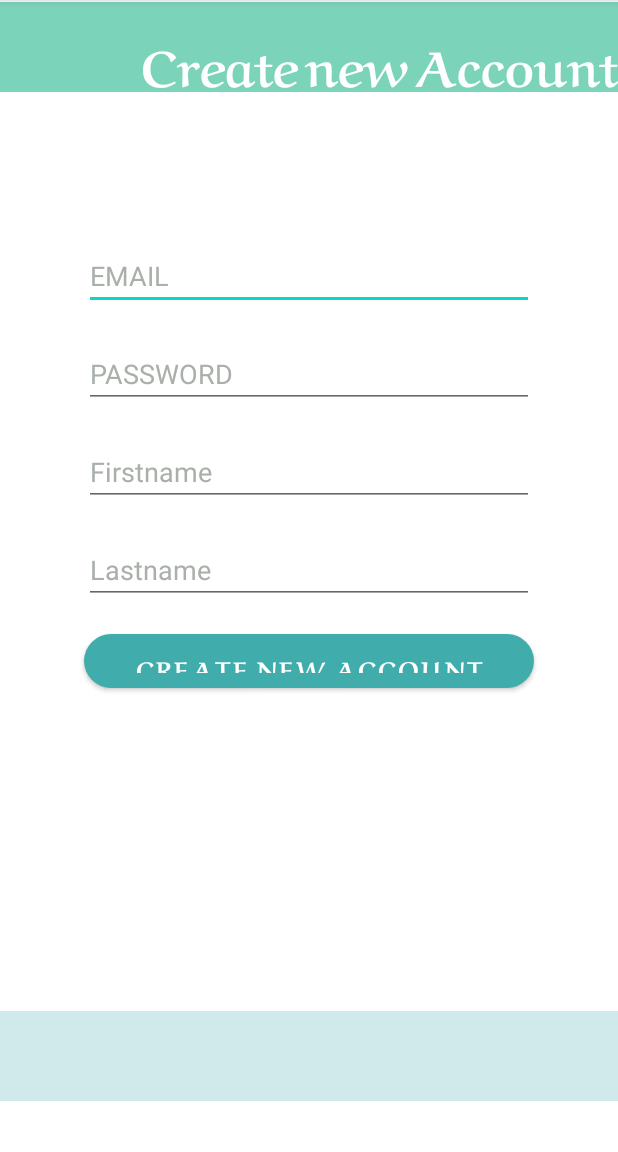
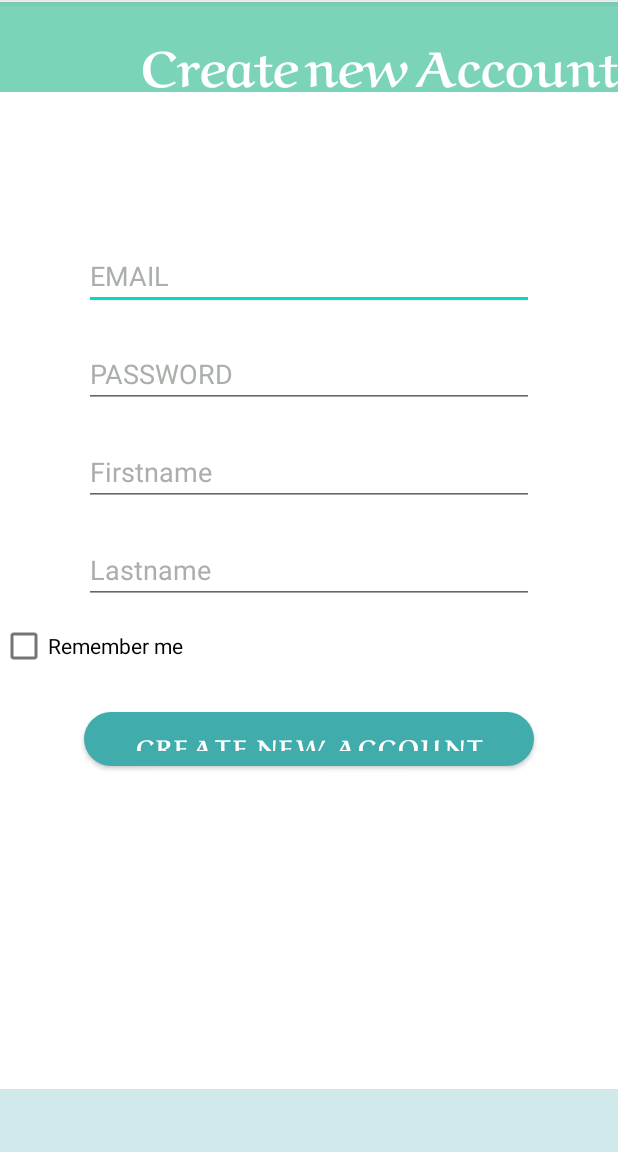
Before and after one commit to LubaEremenko/sharedPref_createAccount, an Android app: the CreateAccaunt screen opened directly, with no data from a screen before it, after a tap on "CREATE NEW ACCOUNT", on a phone screen of 412 x 824 dp, the part 84-1236 px from its top. Run offline under Robolectric (Android 15) with nearby library versions, the phone set to English and light mode, and no system bars.

```diff
--- a/app/src/main/java/com/eremenko/splashscreen3/CreateAccaunt.kt
+++ b/app/src/main/java/com/eremenko/splashscreen3/CreateAccaunt.kt
@@ -1,35 +1,102 @@
 package com.eremenko.splashscreen3
 
+import android.content.Context
+import android.content.Intent
+import android.content.SharedPreferences
 import android.os.Bundle
 import android.util.Log
+import android.view.Gravity
+import android.view.View
+import android.widget.ShareActionProvider
+import android.widget.Toast
 import androidx.appcompat.app.AppCompatActivity
 
 import kotlinx.android.synthetic.main.activity_create__accaunt.*
 
 
 class CreateAccaunt : AppCompatActivity() {
+
+    //lateinit var sharedPreferences: SharedPreferences
+
+    // var isRemembered = false
+
     override fun onCreate(savedInstanceState: Bundle?) {
         super.onCreate(savedInstanceState)
         setContentView(R.layout.activity_create__accaunt)
 
+        println("dlf")
 
-        this.id_btnCreateNewAccount.setOnClickListener{
-            val email = id_email.text.toString()
-            val pswd = id_password.text.toString()
-            val firstName = id_firstname.text.toString()
-            val lastName = id_lastname.text.toString()
+        id_btnCreateNewAccount.setOnClickListener {
+            println("dlf")
+            Log.d("CreateAccaunt", "Password is:")
 
-            print("Email is:  + email")
+
+
+
+/*
+
+            val intent = Intent(this, StationDetail::class.java)
+        startActivity(intent)
+*/
+
+
+        /*sharedPreferences = getSharedPreferences("SHARED_PREFS", Context.MODE_PRIVATE)
+
+           isRemembered = sharedPreferences.getBoolean("CHECKBOX", false)
+
+           if (isRemembered) {
+
+               val intent = Intent(this, StationDetail::class.java)
+               startActivity(intent)
+               finish()
+           }*/
+
+
+       // loadData()
+
+
+
+
+           // saveData()
+
+
+            /*val email: String =  id_email.text.toString()
+            val pswd: String = id_password.text.toString()
+            val firstName: String = id_firstname.text.toString()
+            val lastName: String  = id_lastname.text.toString()
+
+            val checkBox: Boolean = checkBox.isChecked
+
+            val editor: SharedPreferences.Editor = sharedPreferences.edit()
+            editor.putString("EMAIL", email)
+            editor.putString("PASSWORD", pswd)
+            editor.putString("FIRST_NAME", firstName)
+            editor.putString("LAST_NAME", lastName)
+            editor.putBoolean("CHECKBOX", checkBox)
+            editor.apply()
+
+            Toast.makeText(this, "Information saved!!!", Toast.LENGTH_LONG).show()
+
+            val intent = Intent(this, StationDetail::class.java)
+            startActivity(intent)
+            finish()*/
+
+
+            /* print("Email is:  + email")*/
 
             //did not show in logcat. WHy?
-            Log.d("CreateAccaunt", "Email is: " + email)
+            /*   Log.d("CreateAccaunt", "Email is: " + email)
             Log.d("CreateAccaunt", "Password is: $pswd")
             Log.d("CreateAccaunt", "First name is: " + firstName)
-            Log.d("CreateAccaunt", "Last name is: " + lastName)
+            Log.d("CreateAccaunt", "Last name is: " + lastName)*/
+
+           //onSave()
 
 
 
         }
+
+
 
         val actionBar = supportActionBar
         if (actionBar != null) {
@@ -42,4 +109,63 @@ class CreateAccaunt : AppCompatActivity() {
 
 
     }
-}
+
+   /* private fun saveData() {
+        val email: String = id_email.text.toString()
+        val pswd: String = id_password.text.toString()
+        val firstName: String = id_firstname.text.toString()
+        val lastName: String = id_lastname.text.toString()
+
+        val sharedPreferences: SharedPreferences = getSharedPreferences("sharedPrefs", Context.MODE_PRIVATE)
+        val editor: SharedPreferences.Editor = sharedPreferences.edit()
+        editor.apply {
+            putString("STRING_KEY", email)
+            putString("STRING_KEY", pswd)
+            putString("STRING_KEY", firstName)
+            putString("STRING_KEY", lastName)
+
+            putBoolean("BOOLEAN_KEY", checkBox.isChecked)
+
+
+        }.apply()
+
+        //made toast
+        val toast = Toast.makeText(this, "Saved successfully", Toast.LENGTH_LONG)
+        toast.setGravity(Gravity.TOP, 0, 140)
+        toast.show()
+
+    }
+
+
+    private fun loadData() {
+        val sharedPreferences: SharedPreferences = getSharedPreferences("sharedPrefs", Context.MODE_PRIVATE)
+        val savedString: String? = sharedPreferences.getString("STRING_KEY", null)
+        val savedBoolean: Boolean = sharedPreferences.getBoolean("BOOLEAN_KEY", false)
+
+        checkBox.isChecked = savedBoolean*/
+
+
+ /*fun onSave() {
+  //create  shared pref file
+  val pref = getPreferences(Context.MODE_PRIVATE)
+  val editor = pref.edit()
+
+  //save email
+  editor.putString("EMAIL" , id_email.text.toString())
+  //save pswd
+  editor.putString("PASSWORD" , id_password.text.toString())
+  //save first name
+  editor.putString("FIRST NAME" , id_firstname.text.toString())
+  //save first name
+  editor.putString("LAST NAME" , id_lastname.text.toString())
+  //Commit changes
+  editor.commit()
+
+  //made toast
+  val toast = Toast.makeText(applicationContext, "Saved successfully", Toast.LENGTH_LONG)
+  toast.setGravity(Gravity.TOP, 0, 140)
+  toast.show()
+*/
+
+
+    }
--- a/app/src/main/res/layout/activity_create__accaunt.xml
+++ b/app/src/main/res/layout/activity_create__accaunt.xml
@@ -4,7 +4,7 @@
     android:layout_width="match_parent"
     android:layout_height="match_parent"
     xmlns:tools="http://schemas.android.com/tools"
-    tools:context=".LoginActivity"
+    tools:context=".CreateAccaunt"
     android:orientation="vertical"
     android:layout_gravity="center">
 
@@ -70,6 +70,13 @@
         android:layout_gravity="center"
         android:layout_marginTop="20dp" />
 
+    <CheckBox
+       android:id="@+id/checkBox"
+        android:layout_width="match_parent"
+        android:layout_height="wrap_content"
+        android:text="Remember me"
+        android:layout_marginTop="4dp" />
+
 
     <Button
         android:id="@+id/id_btnCreateNewAccount"
@@ -79,6 +86,7 @@
         android:layout_marginTop="20dp"
         android:background="@drawable/buttonlogin"
         android:fontFamily="@font/arefruqaabold"
+
         android:text="Create New Account"
         android:textColor="#FFF"
         android:textSize="25px"
--- a/app/src/main/res/values/strings.xml
+++ b/app/src/main/res/values/strings.xml
@@ -20,5 +20,6 @@
     <string name="poi">poi</string>
     <string name="paris">paris</string>
     <string name="title_activity_login">LoginActivity</string>
+    <string name="title_activity_login_empty">LoginActivity_empty</string>
 
 </resources>
```
Also changed, not shown: app/src/main/AndroidManifest.xml (+5 -9 lines), app/src/main/java/com/eremenko/splashscreen3/MainActivity.kt (+52 -1 lines).
